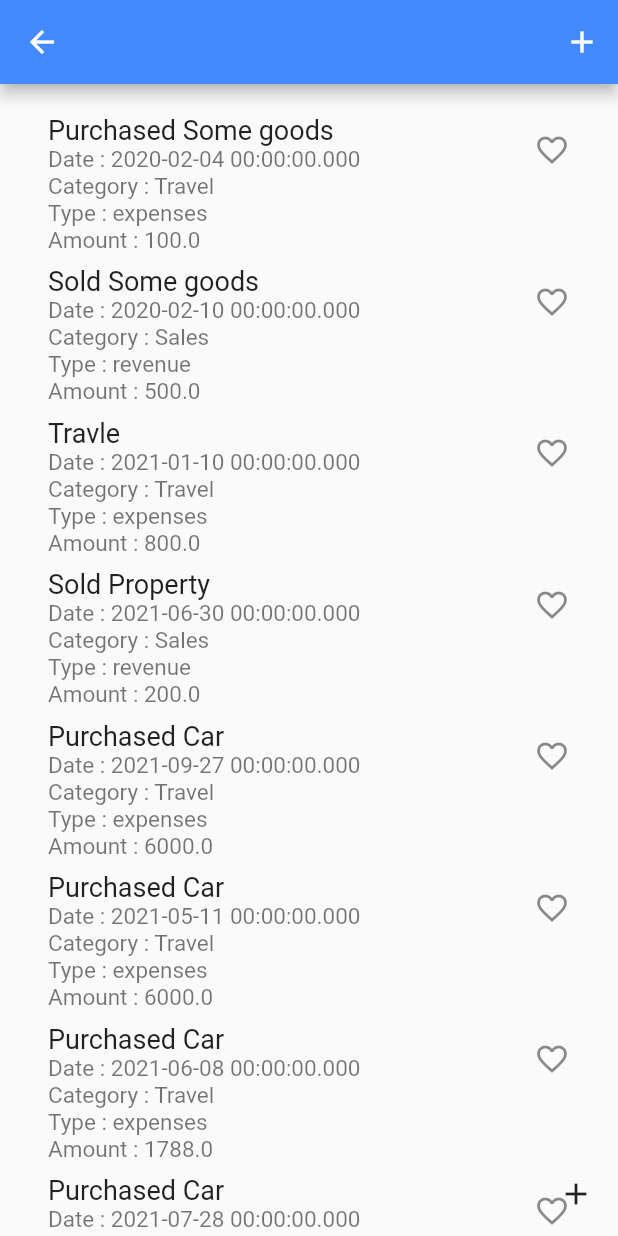
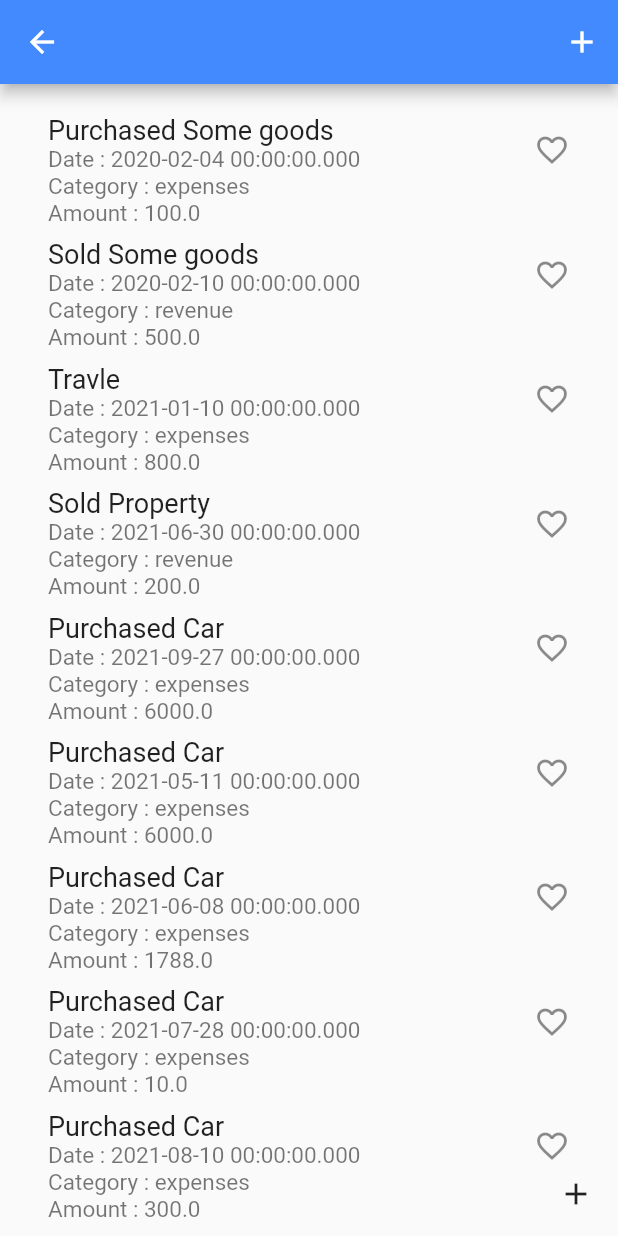
Before and after one commit to lamadipen/finance, a Flutter app: the ListTransaction screen opened directly, on a phone screen of 412 x 824 dp. Run offline on Flutter 3.47's test engine with Material 2 defaults, Android fonts, the phone set to English and light mode, and no system bars; our stand-ins replace bloc, charts_flutter, equatable, firebase_auth, firebase_core, flutter_bloc and 4 more; missing offline and left inert: dart:html, draggable_floating_button, flutter_facebook_auth, pedantic; accounts and stored records are empty; generated files the repository leaves out were written again; network calls fail.

Commit message:
[#177128620] Refactor the category to categoryType

```diff
--- a/finance_flutter/lib/mockData/mockBuilder.dart
+++ b/finance_flutter/lib/mockData/mockBuilder.dart
@@ -4,9 +4,9 @@
 class MockBuilder {
   static List<Transaction> buildTransactions() {
     Category expenses =
-        new Category(id: 1, name: "Travel", categoryType: "expenses");
+        Category.EXPENSES;
     Category revenue =
-        new Category(id: 2, name: "Sales", categoryType: "revenue");
+        Category.REVENUE;
     List<Transaction> transactions = [];
     transactions.add(Transaction.allArgs(
         userId: 200,
@@ -77,9 +77,9 @@
   static List<Category> buildCategories() {
     List<Category> categories = [];
     Category expenses =
-        new Category(id: 1, name: "Travel", categoryType: "expenses");
+        Category.EXPENSES;
     Category revenue =
-        new Category(id: 2, name: "Sales", categoryType: "revenue");
+        Category.REVENUE;
     categories.add(expenses);
     categories.add(revenue);
 
--- a/finance_flutter/lib/model/businessEntity/category.dart
+++ b/finance_flutter/lib/model/businessEntity/category.dart
@@ -1,19 +1,20 @@
-class Category {
-  int id;
-  String name;
-  String categoryType;
+enum Category {
+  EXPENSES,
+  REVENUE,
+  COST_OF_GOODS_SOLD
+}
 
-  Category({this.id, this.name, this.categoryType});
-
-  factory Category.fromJson(Map<String, dynamic> json) {
-    return Category(
-        id: json['id'],
-        name: json['name'],
-        categoryType: json['categoryType']);
-  }
-
-  @override
-  String toString() {
-    return 'Category{id: $id, name: $name, categoryType: $categoryType}';
+extension CategoryExtension on Category {
+  String get name {
+    switch (this) {
+      case Category.EXPENSES:
+        return 'expenses';
+      case Category.REVENUE:
+        return 'revenue';
+      case Category.COST_OF_GOODS_SOLD:
+        return 'cost of goods sold';
+      default:
+        return null;
+    }
   }
 }
--- a/finance_flutter/lib/model/businessEntity/transaction.dart
+++ b/finance_flutter/lib/model/businessEntity/transaction.dart
@@ -18,7 +18,7 @@
       userId: json['userId'],
       transactionId: json['transactionId'],
       date: DateTime.parse(json['date']),
-      category: Category.fromJson(json['category']),
+      category: json['category'],
       description: json['description'],
       amount: json['amount']
     );
--- a/finance_flutter/lib/view/home/simple_series_legend.dart
+++ b/finance_flutter/lib/view/home/simple_series_legend.dart
@@ -1,5 +1,5 @@
 import 'package:charts_flutter/flutter.dart' as charts;
-import 'package:finance_flutter/model/businessEntity/categoryType.dart';
+import 'package:finance_flutter/model/businessEntity/category.dart';
 import 'package:finance_flutter/model/businessEntity/transaction.dart';
 import 'package:finance_flutter/state_management/transaction_state/transaction_bloc.dart';
 import 'package:flutter/material.dart';
@@ -66,19 +66,19 @@
       transactions) {
     List<OrdinalSales> revenue = List<OrdinalSales>.from(transactions
         .where((Transaction t) =>
-            t.category.categoryType == CategoryType.REVENUE.name)
+            t.category == Category.REVENUE.name)
         .map((Transaction t) =>
             OrdinalSales(t.date.year.toString(), t.amount.toInt())));
 
     List<OrdinalSales> expenses = List<OrdinalSales>.from(transactions
         .where((Transaction t) =>
-            t.category.categoryType == CategoryType.EXPENSES.name)
+            t.category == Category.EXPENSES.name)
         .map((Transaction t) =>
             OrdinalSales(t.date.year.toString(), t.amount.toInt())));
 
     final costOfGoodsSold = List<OrdinalSales>.from(transactions
         .where((Transaction t) =>
-            t.category.categoryType == CategoryType.COST_OF_GOODS_SOLD.name)
+            t.category == Category.COST_OF_GOODS_SOLD.name)
         .map((Transaction t) =>
             OrdinalSales(t.date.year.toString(), t.amount.toInt())));
     // final desktopSalesData = [
--- a/finance_flutter/lib/view/transaction/listTransaction.dart
+++ b/finance_flutter/lib/view/transaction/listTransaction.dart
@@ -1,8 +1,8 @@
-import 'package:finance_flutter/mockData/mockBuilder.dart';
+import 'package:draggable_floating_button/draggable_floating_button.dart';
+import 'package:finance_flutter/model/businessEntity/category.dart';
 import 'package:finance_flutter/model/businessEntity/transaction.dart';
 import 'package:finance_flutter/state_management/transaction_state/transaction_bloc.dart';
 import 'package:flutter/material.dart';
-import 'package:draggable_floating_button/draggable_floating_button.dart';
 import 'package:flutter_bloc/flutter_bloc.dart';
 
 import 'addTransaction.dart';
@@ -13,7 +13,6 @@
 }
 
 class _ListTransactionState extends State<ListTransaction> {
-  // final _transactions = MockBuilder.buildTransactions();
   final _saved = Set<Transaction>();
   final _biggerFont = TextStyle(fontSize: 18.0);
 
@@ -36,7 +35,8 @@
           child: Text('failed to fetch posts'),
         );
       }
-      final _transactions = state is TransactionsLoadSuccessState ? state.transactions: [];
+      final _transactions =
+          state is TransactionsLoadSuccessState ? state.transactions : [];
       return Scaffold(
         appBar: appBar2,
         body: _buildSuggestions(_transactions),
@@ -81,7 +81,6 @@
         children: [
           Text("Date : " + transaction.date.toString()),
           Text("Category : " + transaction.category.name),
-          Text("Type : " + transaction.category.categoryType),
           Text("Amount : " + transaction.amount.toString())
         ],
       ),
```
Also changed, not shown: finance_flutter/lib/model/businessEntity/categoryType.dart (deleted, +0 -24 lines).
